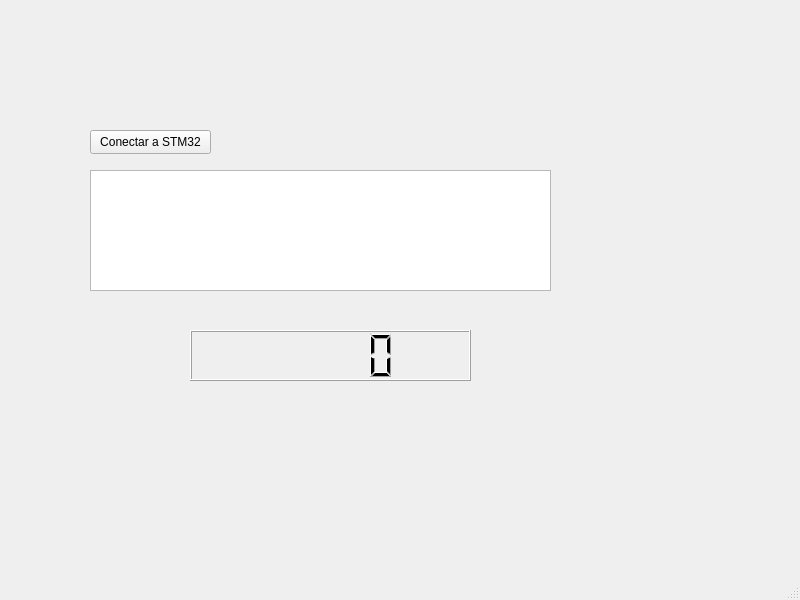
Old version of the form mainwindow.ui in the repository jairsl2206/PlotterIPN.
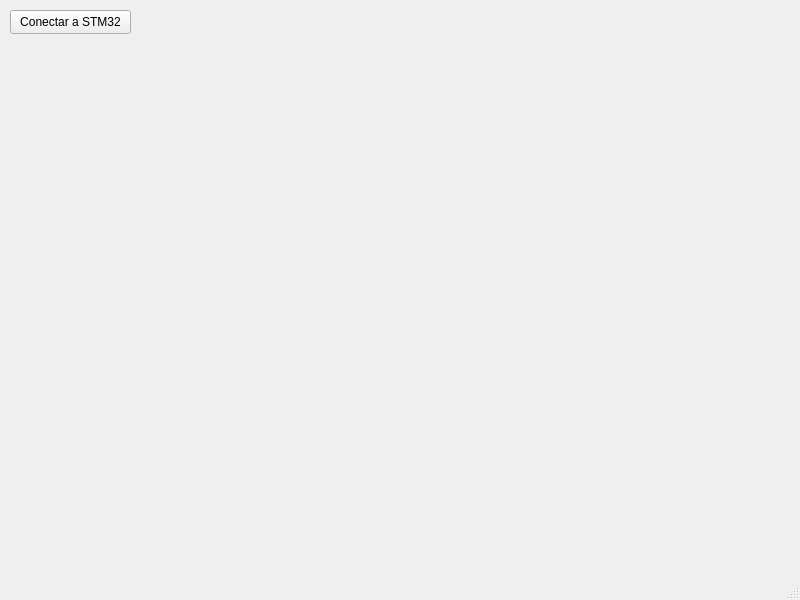
New version of the form.

```diff
--- a/mainwindow.ui
+++ b/mainwindow.ui
@@ -17,8 +17,8 @@
    <widget class="QPushButton" name="connectButton">
     <property name="geometry">
      <rect>
-      <x>90</x>
-      <y>130</y>
+      <x>10</x>
+      <y>10</y>
       <width>121</width>
       <height>24</height>
      </rect>
@@ -27,26 +27,6 @@
      <string>Conectar a STM32</string>
     </property>
    </widget>
-   <widget class="QTextEdit" name="textEdit">
-    <property name="geometry">
-     <rect>
-      <x>90</x>
-      <y>170</y>
-      <width>461</width>
-      <height>121</height>
-     </rect>
-    </property>
-   </widget>
-   <widget class="QLCDNumber" name="lcdNumber">
-    <property name="geometry">
-     <rect>
-      <x>190</x>
-      <y>330</y>
-      <width>281</width>
-      <height>51</height>
-     </rect>
-    </property>
-   </widget>
   </widget>
   <widget class="QMenuBar" name="menubar">
    <property name="geometry">
```
